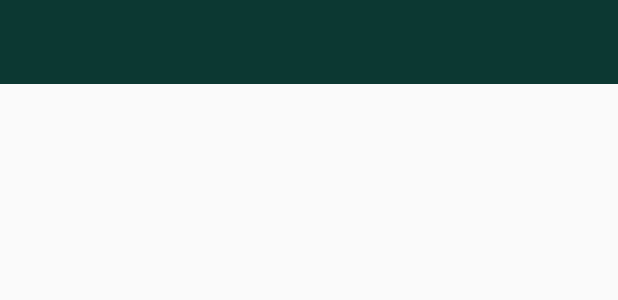
After one commit to Joshua56/FirebaseAuth, an Android app: the layout activity_health_worker.xml on its own in the app's theme, with its tools: preview values and no code run, on a phone screen of 412 x 824 dp. The commit adds this screen. Shown: the top 300 px of the screen. Run offline under Robolectric (Android 15) with nearby library versions, the phone set to English and light mode, and no system bars.

Commit message:
Add healthworker activity

```diff
--- /dev/null
+++ b/app/src/main/res/layout/activity_health_worker.xml
@@ -0,0 +1,33 @@
+<?xml version="1.0" encoding="utf-8"?>
+<androidx.drawerlayout.widget.DrawerLayout xmlns:android="http://schemas.android.com/apk/res/android"
+    xmlns:app="http://schemas.android.com/apk/res-auto"
+    xmlns:tools="http://schemas.android.com/tools"
+    android:id="@+id/drawer_layout"
+    android:layout_width="match_parent"
+    android:layout_height="match_parent"
+    android:fitsSystemWindows="true"
+    tools:context=".MainActivity"
+    tools:openDrawer="start">
+
+    <androidx.constraintlayout.widget.ConstraintLayout
+        android:layout_width="match_parent"
+        android:layout_height="match_parent"
+        tools:context=".HealthWorkerActivity">
+
+        <androidx.appcompat.widget.Toolbar
+            android:id="@+id/health_worker_toolbar"
+            android:layout_width="match_parent"
+            android:layout_height="?attr/actionBarSize"
+            app:layout_constraintEnd_toEndOf="parent"
+            app:layout_constraintStart_toStartOf="parent"
+            app:layout_constraintTop_toTopOf="parent" />
+
+    </androidx.constraintlayout.widget.ConstraintLayout>
+
+    <com.google.android.material.navigation.NavigationView
+        android:id="@+id/navigation"
+        android:layout_width="wrap_content"
+        android:layout_height="match_parent"
+        android:layout_gravity="start|left"
+        app:menu="@menu/main_menu" />
+</androidx.drawerlayout.widget.DrawerLayout>
```
Also changed, not shown: app/src/main/AndroidManifest.xml (+6 -2 lines), app/src/main/java/www/joshmyapps/com/healthcare/HealthWorkerActivity.java (added, +66 -0 lines), app/src/main/java/www/joshmyapps/com/healthcare/MainActivity.java (+3 -53 lines), app/src/main/res/layout/activity_main.xml (+2 -21 lines).
